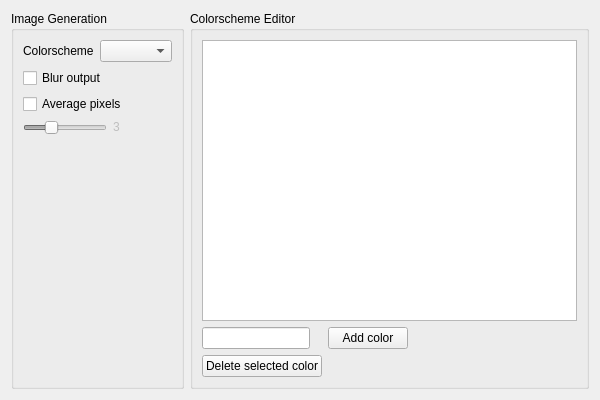
The window that src/ui/Preferences.ui (nekowinston/faerber_pyside) describes before a commit, drawn with Qt 5.
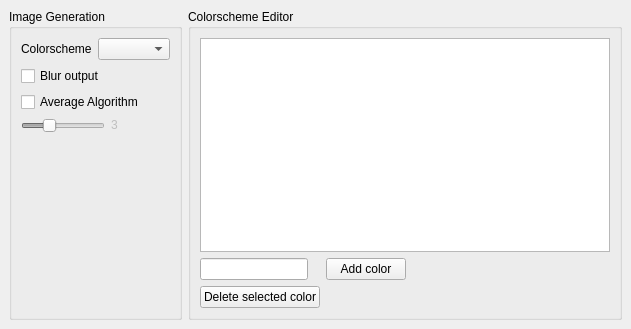
The same window after the commit.

```diff
--- a/src/ui/Preferences.ui
+++ b/src/ui/Preferences.ui
@@ -1,18 +1,19 @@
 <?xml version="1.0" encoding="UTF-8"?>
 <ui version="4.0">
  <class>Preferences</class>
- <widget class="QWidget" name="Preferences">
+ <widget class="QMainWindow" name="Preferences">
   <property name="geometry">
    <rect>
     <x>0</x>
     <y>0</y>
-    <width>600</width>
-    <height>400</height>
+    <width>631</width>
+    <height>329</height>
    </rect>
   </property>
   <property name="windowTitle">
    <string>Preferences</string>
   </property>
+  <widget class="QWidget" name="centralwidget">
   <layout class="QHBoxLayout" name="horizontalLayout_3">
    <item>
     <widget class="QGroupBox" name="groupBox">
@@ -49,9 +50,6 @@
           <property name="editable">
            <bool>false</bool>
           </property>
-          <property name="placeholderText">
-           <string>Nord</string>
-          </property>
          </widget>
         </item>
        </layout>
@@ -66,7 +64,7 @@
       <item row="2" column="0">
        <widget class="QCheckBox" name="ckb_avg_pixel">
         <property name="text">
-         <string>Average pixels</string>
+          <string>Average Algorithm</string>
         </property>
        </widget>
       </item>
@@ -80,6 +78,9 @@
           <property name="maximum">
            <number>10</number>
           </property>
+           <property name="pageStep">
+            <number>1</number>
+           </property>
           <property name="value">
            <number>3</number>
           </property>
@@ -124,9 +125,6 @@
       <string>Colorscheme Editor</string>
      </property>
      <layout class="QFormLayout" name="formLayout_2">
-      <item row="0" column="0" colspan="2">
-       <widget class="QListView" name="listView"/>
-      </item>
       <item row="1" column="0">
        <widget class="QLineEdit" name="lineEdit">
         <property name="sizePolicy">
@@ -157,10 +155,14 @@
         </property>
        </widget>
       </item>
+       <item row="0" column="0" colspan="2">
+        <widget class="QTableWidget" name="tbl_colors"/>
+       </item>
      </layout>
     </widget>
    </item>
   </layout>
+  </widget>
  </widget>
  <resources/>
  <connections>
```
Left out of the diff: 54 changed lines with no effect on the pictures. Lines whose indentation alone changed are shown as unchanged.
